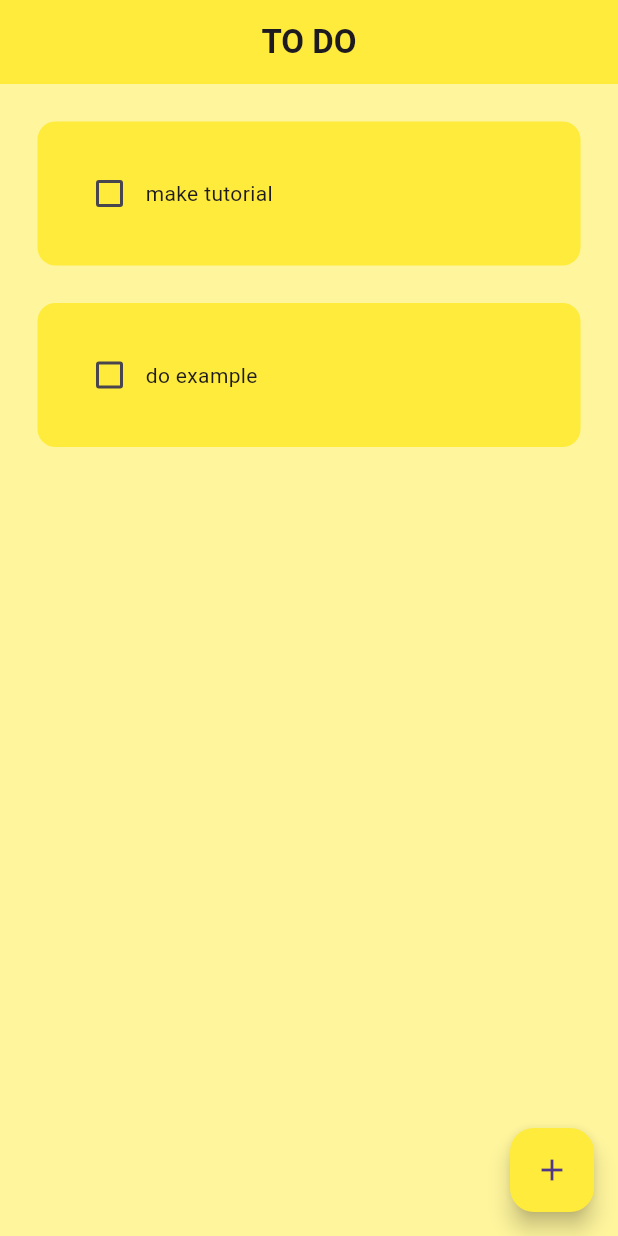
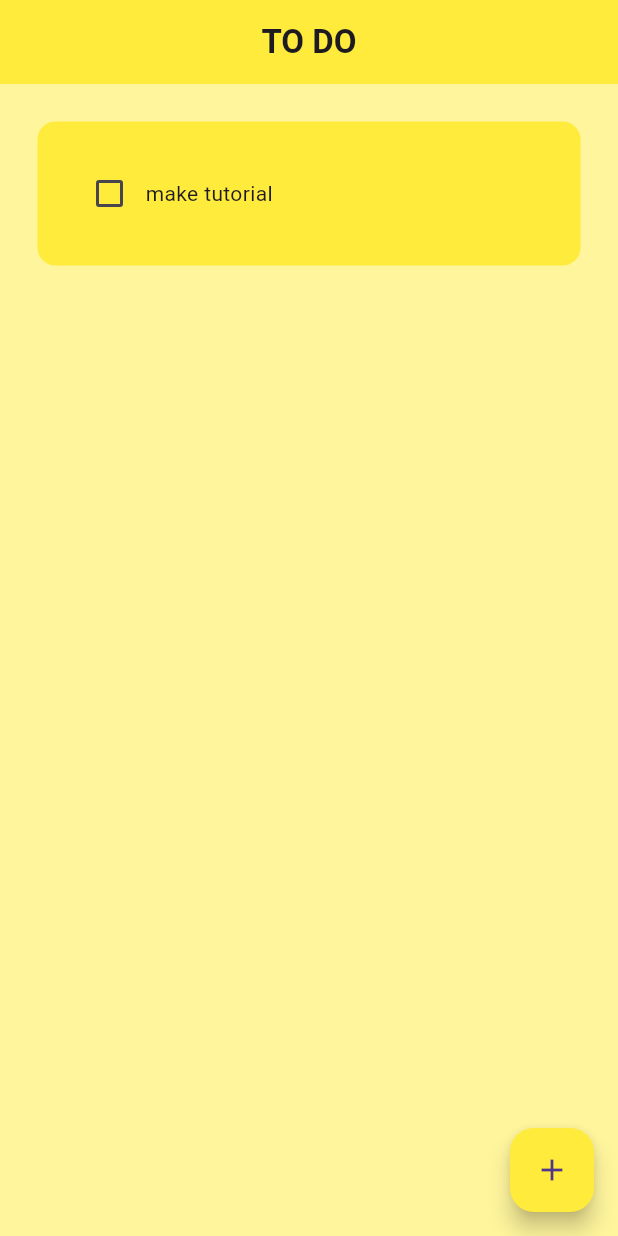
Before and after one commit to HabiburRahman47/To_Do_App_Flutter, a Flutter app: the screen it shows after launch, on a phone screen of 412 x 824 dp. Run offline on Flutter 3.47's test engine with Material 3 defaults, Android fonts, the phone set to English and light mode, and no system bars; drawn by our look-alikes of flutter_slidable.

Commit message:
to app is working without memory

```diff
--- a/lib/pages/home_page.dart
+++ b/lib/pages/home_page.dart
@@ -16,7 +16,6 @@ class _HomePageState extends State<HomePage> {
   // list of todo tasks
   List toDoList = [
     ["make tutorial", false],
-    ["do example", false],
   ];
 
   void saveNewTask(){
--- a/lib/util/todo_tile.dart
+++ b/lib/util/todo_tile.dart
@@ -28,6 +28,7 @@ class ToDoTile extends StatelessWidget {
                   onPressed: deleteFunction,
                   icon: Icons.delete,
                 backgroundColor: Colors.red.shade400,
+                borderRadius: BorderRadius.circular(12),
               )
             ],
           ),
```
